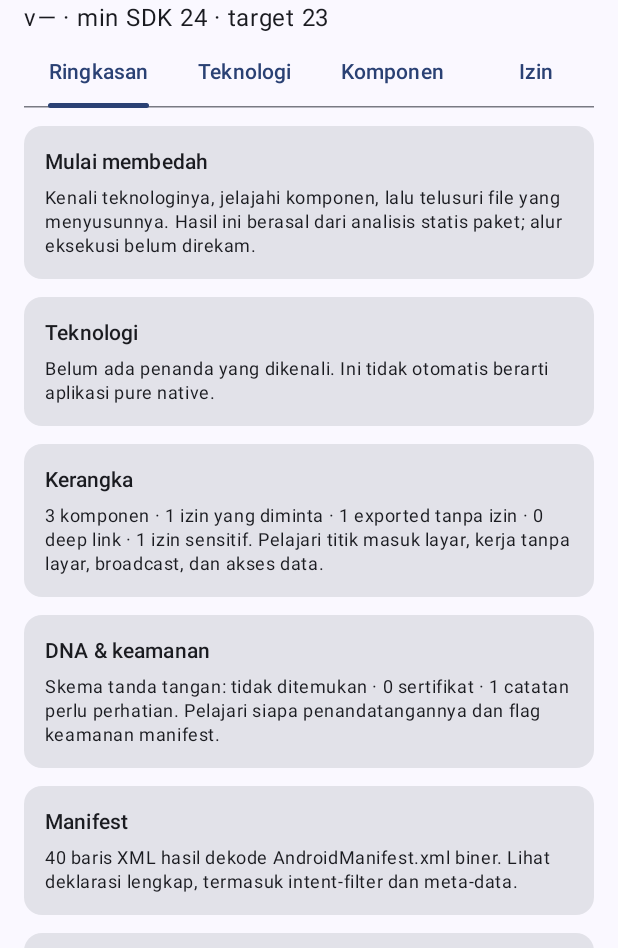
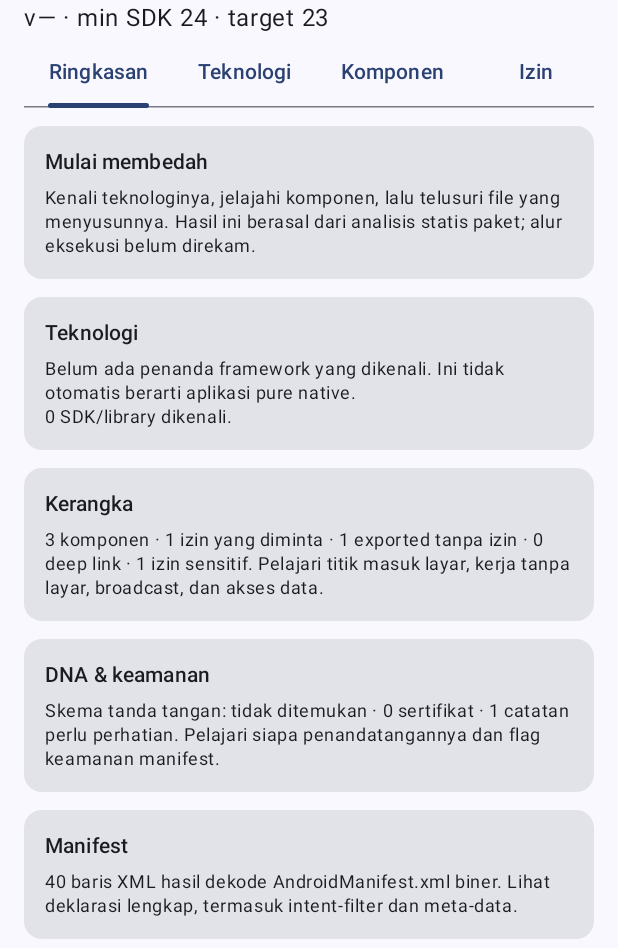
Before and after one commit to dromadi/APKAnatomy, an Android app built with Jetpack Compose: the screen it shows after launch (MainActivity), after a tap on "APKAnatomy", on a phone screen of 412 x 824 dp, the part 288-1236 px from its top. Run offline under Robolectric (Android 15) with nearby library versions, the phone set to English and light mode, and no system bars; our stand-ins replace AdMob, Firebase (no records; nobody signed in at launch, a user with empty details on screens opened directly), Picasso, Room's generated code, RxJava and 1 more; libraries missing offline, so code that uses them is left out: org.jf.dexlib2; pictures from the network do not load.

Commit message:
feat: detect third-party SDKs and library versions in alpha.7
- DexCodeScanner records the package of every class definition, also for
  DEX files read after the code index is full, plus counts for an
  obfuscation hint; index limits and warnings are unchanged.
- StructureScanner reads META-INF/<group>_<artifact>.version files with
  size caps for exact Google/AndroidX library versions.
- About 60 domain rules recognise networking, data, media, UI,
  architecture, Firebase, Google, analytics, ads, login, payment and
  integrity libraries by whole package segments, with evidence.
- Teknologi tab groups SDKs by category with versions and evidence, lists
  recorded library versions and shows the obfuscation hint.
- Verified on the F-Droid client (24,528 classes, 859 packages, ~1.9 s).

Co-Authored-By: Claude Opus 5.5 <noreply@anthropic.com>
Claude-Session: https://claude.ai/code/session_01HN7HstndojCRBKvk7MkLBj

```diff
--- a/app/build.gradle.kts
+++ b/app/build.gradle.kts
@@ -9,8 +9,8 @@ android {
         applicationId = "com.apkanatomy.app"
         minSdk = 26
         targetSdk = 35
-        versionCode = 6
-        versionName = "0.1.0-alpha.6"
+        versionCode = 7
+        versionName = "0.1.0-alpha.7"
     }
     buildFeatures { compose = true }
     compileOptions { sourceCompatibility = JavaVersion.VERSION_17; targetCompatibility = JavaVersion.VERSION_17 }
--- a/app/src/main/java/com/apkanatomy/app/AnatomyReportScreen.kt
+++ b/app/src/main/java/com/apkanatomy/app/AnatomyReportScreen.kt
@@ -37,7 +37,7 @@ internal fun AnatomyReportScreen(report: AnatomyReport) {
     key(report.packageName, report.source) {
         when (tab) {
             0 -> Overview(report) { tab = it }
-            1 -> TechnologyScreen(report.structure)
+            1 -> TechnologyScreen(report)
             2 -> ComponentsScreen(report)
             3 -> PermissionsScreen(report)
             4 -> ArchiveBrowser(report.structure)
@@ -53,7 +53,8 @@ private fun Overview(report: AnatomyReport, open: (Int) -> Unit) {
     val s = report.structure
     LazyColumn(verticalArrangement = Arrangement.spacedBy(12.dp), contentPadding = PaddingValues(vertical = 12.dp)) {
         item { LessonCard("Mulai membedah", "Kenali teknologinya, jelajahi komponen, lalu telusuri file yang menyusunnya. Hasil ini berasal dari analisis statis paket; alur eksekusi belum direkam.") }
-        item { LessonCard("Teknologi", s.technologies.joinToString { it.name }.ifEmpty { "Belum ada penanda yang dikenali. Ini tidak otomatis berarti aplikasi pure native." }, onClick = { open(1) }) }
+        item { LessonCard("Teknologi", s.technologies.joinToString { it.name }.ifEmpty { "Belum ada penanda framework yang dikenali. Ini tidak otomatis berarti aplikasi pure native." } +
+            "\n${report.sdks.size} SDK/library dikenali" + (report.sdks.takeIf { it.isNotEmpty() }?.joinToString(prefix = ": ") { it.name }?.take(160) ?: "."), onClick = { open(1) }) }
         item { LessonCard("Kerangka", "${report.components.size} komponen · ${report.permissions.size} izin yang diminta · ${report.components.openToAllApps().size} exported tanpa izin · ${report.components.sumOf { c -> c.intentFilters.count { it.isDeepLink } }} deep link · ${report.permissions.count { sensitivePermissionLesson(it.name) != null }} izin sensitif. Pelajari titik masuk layar, kerja tanpa layar, broadcast, dan akses data.", onClick = { open(2) }) }
         item {
             val attention = remember(report) { securityNotes(report.security, report.signing, System.currentTimeMillis()).count { it.level == NoteLevel.PERHATIAN } }
@@ -69,9 +70,27 @@ private fun Overview(report: AnatomyReport, open: (Int) -> Unit) {
 }
 
 @Composable
-private fun TechnologyScreen(s: PackageStructure) {
+private fun TechnologyScreen(report: AnatomyReport) {
+    val s = report.structure
     LazyColumn(verticalArrangement = Arrangement.spacedBy(10.dp), contentPadding = PaddingValues(vertical = 12.dp)) {
         item { LessonCard("Petunjuk teknologi", "Pencocokan memakai nama file dan lokasi di APK. Library dapat berasal dari satu modul atau pihak ketiga; bukti ini belum memetakan seluruh arsitektur aplikasi.") }
+        item { Text("SDK & library pihak ketiga", style = MaterialTheme.typography.titleMedium) }
+        item { Text("Dikenali dari nama package di DEX. Kecocokan berarti library ikut dibundel, belum tentu aktif dipakai. R8 dapat mengganti nama package, jadi library yang tidak muncul belum tentu tidak ada.", style = MaterialTheme.typography.bodySmall) }
+        obfuscationHint(report.code)?.let { hint -> item { LessonCard("Obfuskasi", hint) } }
+        if (report.sdks.isEmpty()) item { Text("Tidak ada SDK yang cocok dengan aturan saat ini.") }
+        report.sdks.groupBy { it.category }.forEach { (category, sdks) ->
+            item(key = "sdk-category:$category") { Text(category, style = MaterialTheme.typography.titleSmall) }
+            items(sdks, key = { "sdk:${it.name}" }) { sdk ->
+                LessonCard(sdk.name, sdk.explanation +
+                    (if (sdk.versions.isNotEmpty()) "\nVersi: ${sdk.versions.joinToString()}" else "") +
+                    "\nBukti: ${sdk.evidence.joinToString()}" + (if (sdk.packageCount > sdk.evidence.size) " (+${sdk.packageCount - sdk.evidence.size} package lain)" else ""))
+            }
+        }
+        if (s.libraryVersions.isNotEmpty()) item {
+            LessonCard("Library tercatat (${s.libraryVersions.size})", "Gradle menyertakan file META-INF/<group>_<artifact>.version untuk banyak library Google dan AndroidX. Daftar ini lebih pasti daripada pencocokan nama package.\n\n" +
+                s.libraryVersions.entries.take(200).joinToString("\n") { (artifact, version) -> "$artifact $version" } +
+                (if (s.libraryVersions.size > 200) "\n… dan ${s.libraryVersions.size - 200} lainnya" else ""))
+        }
         if (s.technologies.isEmpty()) item { Text("Tidak ada penanda teknologi yang dikenali oleh aturan saat ini.") }
         items(s.technologies, key = { it.name }) { technology ->
             LessonCard(technology.name, technology.explanation + "\n\nBukti:\n" + technology.evidence.joinToString("\n"))
--- a/data/src/main/java/com/apkanatomy/data/AnatomyRepository.kt
+++ b/data/src/main/java/com/apkanatomy/data/AnatomyRepository.kt
@@ -84,7 +84,7 @@ class AnatomyRepository(private val context: Context) {
                 } catch (_: PackageManager.NameNotFoundException) { "Tidak dikenal di perangkat ini" }
                 AppPermission(name, protection)
             }, structure, code, manifestXml = manifest.xml, manifestNote = manifest.note,
-            signing = signing, security = securityFlags(app, manifest))
+            signing = signing, security = securityFlags(app, manifest), sdks = detectSdks(code.packages, structure.libraryVersions))
     }
 
     private fun securityFlags(app: ApplicationInfo, manifest: DecodedManifest) = SecurityFlags(
--- a/data/src/main/java/com/apkanatomy/data/DexCodeScanner.kt
+++ b/data/src/main/java/com/apkanatomy/data/DexCodeScanner.kt
@@ -27,7 +27,13 @@ internal class DexCodeScanner(private val limits: CodeLimits = CodeLimits()) {
         var totalBytes = 0L
         var visited = 0
         var displayed = 0
-        fun result() = CodeIndex(classes, methods, calls, warnings.toList())
+        // Package names are gathered from every DEX that fits the byte budget, even after the
+        // class/method index is full, because SDK detection needs the whole namespace.
+        val packages = sortedSetOf<String>()
+        var definedClasses = 0
+        var shortNamed = 0
+        var indexFull = false
+        fun result() = CodeIndex(classes, methods, calls, warnings.toList(), packages.toList(), definedClasses, shortNamed)
         for ((index, file) in files.withIndex()) {
             val archive = if (index == 0) "base.apk" else file.name
             checkCancelled()
@@ -51,17 +57,24 @@ internal class DexCodeScanner(private val limits: CodeLimits = CodeLimits()) {
                             }
                             require(bytes.size.toLong() == entry.size) { "Ukuran DEX tidak cocok" }
                             val dex = DexBackedDexFile.fromInputStream(null, bytes.inputStream())
+                            for (cls in dex.classes) {
+                                val name = cls.type.removePrefix("L").removeSuffix(";")
+                                packages.add(name.substringBeforeLast('/', "").replace('/', '.'))
+                                definedClasses++
+                                if (name.substringAfterLast('/').substringBefore('$').length <= 2) shortNamed++
+                            }
+                            if (indexFull) continue
                             val prefix = preferredPackage?.takeIf { it.isNotBlank() }?.replace('.', '/')?.let { "L$it/" }
                             val ordered = if (prefix == null) dex.classes.asSequence() else
                                 dex.classes.asSequence().filter { it.type.startsWith(prefix) } +
                                     dex.classes.asSequence().filter { !it.type.startsWith(prefix) }
-                            for (cls in ordered) {
+                            classLoop@ for (cls in ordered) {
                                 checkCancelled()
-                                if (classes.size >= limits.classes) { warnings.add("Batas class tercapai; indeks hanya sebagian."); return result() }
+                                if (classes.size >= limits.classes) { warnings.add("Batas class tercapai; indeks hanya sebagian."); indexFull = true; break@classLoop }
                                 classes.add(CodeClass(cls.type, cls.superclass, cls.interfaces.toList(), archive, entry.name))
                                 for (method in cls.methods) {
                                     checkCancelled()
-                                    if (methods.size >= limits.methods) { warnings.add("Batas method tercapai; indeks hanya sebagian."); return result() }
+                                    if (methods.size >= limits.methods) { warnings.add("Batas method tercapai; indeks hanya sebagian."); indexFull = true; break@classLoop }
                                     val descriptor = ReferenceUtil.getMethodDescriptor(method)
                                     val id = "$archive:${entry.name}:$descriptor"
                                     val implementation = method.implementation
--- a/data/src/main/java/com/apkanatomy/data/StructureScanner.kt
+++ b/data/src/main/java/com/apkanatomy/data/StructureScanner.kt
@@ -13,6 +13,7 @@ internal class StructureScanner(private val entryLimit: Int = 50_000) {
         val dex = mutableListOf<DexMetrics>()
         val warnings = mutableListOf<String>()
         val archives = mutableListOf<String>()
+        val versions = sortedMapOf<String, String>()
         var visited = 0
         for ((index, file) in files.withIndex()) {
             if (visited >= entryLimit) { warnings.add("Batas $entryLimit entri tercapai; hasil struktur hanya sebagian."); break }
@@ -33,6 +34,7 @@ internal class StructureScanner(private val entryLimit: Int = 50_000) {
                         if (parts.size == 3 && parts[0] == "lib" && parts[2].endsWith(".so")) {
                             libraries.add(NativeLibrary(archive, entry.name, parts[1], entry.size))
                         }
+                        readLibraryVersion(zip, entry, versions)
                         if (Regex("classes([0-9]+)?\\.dex").matches(entry.name)) {
                             val metrics = try {
                                 zip.getInputStream(entry).use { input ->
@@ -56,8 +58,26 @@ internal class StructureScanner(private val entryLimit: Int = 50_000) {
         }
         return PackageStructure(archives, entries.sortedWith(compareBy({ it.archive }, { it.path })),
             libraries.sortedWith(compareBy({ it.abi }, { it.path })), dex,
-            detectTechnologies(entries), warnings.distinct())
+            detectTechnologies(entries), warnings.distinct(), versions)
     }
+
+    /** Reads META-INF/<group>_<artifact>.version (a few bytes holding a version string). */
+    private fun readLibraryVersion(zip: ZipFile, entry: java.util.zip.ZipEntry, into: MutableMap<String, String>) {
+        val name = entry.name
+        if (!name.startsWith("META-INF/") || !name.endsWith(".version") || name.count { it == '/' } != 1) return
+        if (entry.size !in 1..128 || into.size >= 2_000) return
+        val coordinate = name.removePrefix("META-INF/").removeSuffix(".version")
+        val group = coordinate.substringBefore('_', "")
+        val artifact = coordinate.substringAfter('_', "")
+        if (group.isEmpty() || artifact.isEmpty()) return
+        // The declared size can lie; copyBounded caps what is actually inflated.
+        val version = try {
+            java.io.ByteArrayOutputStream().also { out -> zip.getInputStream(entry).use { copyBounded(it, out, 128) } }.toString(Charsets.UTF_8.name()).trim()
+        } catch (_: Exception) { return }
+        if (VERSION.matches(version)) into["$group:$artifact"] = version
+    }
+
+    private companion object { val VERSION = Regex("[0-9A-Za-z.+_-]{1,40}") }
 }
 
 internal fun parseDexHeader(bytes: ByteArray, size: Long, archive: String, path: String): DexMetrics {
--- a/domain/src/main/kotlin/com/apkanatomy/domain/CodeIndex.kt
+++ b/domain/src/main/kotlin/com/apkanatomy/domain/CodeIndex.kt
@@ -12,7 +12,11 @@ data class CodeMethod(val descriptor: String, val owner: String, val name: Strin
 }
 data class MethodCall(val callerId: String, val target: String, val offset: Int)
 data class CodeIndex(val classes: List<CodeClass> = emptyList(), val methods: List<CodeMethod> = emptyList(),
-    val calls: List<MethodCall> = emptyList(), val warnings: List<String> = emptyList()) {
+    val calls: List<MethodCall> = emptyList(), val warnings: List<String> = emptyList(),
+    /** Dotted packages of every class definition in the DEX files read, beyond the indexing limits. */
+    val packages: List<String> = emptyList(),
+    /** Class definitions seen in those DEX files, and how many have a one- or two-letter simple name. */
+    val definedClasses: Int = 0, val shortNamedClasses: Int = 0) {
     fun callersOf(descriptor: String): List<MethodCall> = calls.filter { it.target == descriptor }
     fun callsFrom(methodId: String): List<MethodCall> = calls.filter { it.callerId == methodId }
 }
--- a/domain/src/main/kotlin/com/apkanatomy/domain/Models.kt
+++ b/domain/src/main/kotlin/com/apkanatomy/domain/Models.kt
@@ -36,6 +36,7 @@ data class AnatomyReport(
     val signing: SigningReport = SigningReport(),
     /** Null when the package manager did not expose application flags. */
     val security: SecurityFlags? = null,
+    val sdks: List<DetectedSdk> = emptyList(),
 )
 /**
  * Enabled exported components that any app can reach without holding a permission.
--- a/domain/src/main/kotlin/com/apkanatomy/domain/PackageStructure.kt
+++ b/domain/src/main/kotlin/com/apkanatomy/domain/PackageStructure.kt
@@ -11,6 +11,8 @@ data class PackageStructure(
     val archives: List<String> = emptyList(), val entries: List<ArchiveEntry> = emptyList(),
     val libraries: List<NativeLibrary> = emptyList(), val dex: List<DexMetrics> = emptyList(),
     val technologies: List<Technology> = emptyList(), val warnings: List<String> = emptyList(),
+    /** "group:artifact" to version, from META-INF/<group>_<artifact>.version files left by Gradle. */
+    val libraryVersions: Map<String, String> = emptyMap(),
 )
 fun explainEntry(path: String): String = when {
     path == "AndroidManifest.xml" -> "Deklarasi identitas, komponen, izin, dan konfigurasi aplikasi. File ini biasanya berformat XML biner."
--- /dev/null
+++ b/domain/src/main/kotlin/com/apkanatomy/domain/Sdk.kt
@@ -0,0 +1,108 @@
+package com.apkanatomy.domain
+
+data class DetectedSdk(
+    val name: String, val category: String, val explanation: String,
+    /** Matching packages (at most a few) found in the DEX files. */
+    val evidence: List<String>, val packageCount: Int,
+    /** From a META-INF version file when the library ships one, e.g. "firebase-messaging 24.1.0". */
+    val versions: List<String> = emptyList(),
+)
+
+private class SdkRule(val name: String, val category: String, val explanation: String,
+    val packages: List<String>, val artifacts: List<String> = emptyList())
+
+private const val NET = "Jaringan"; private const val DATA = "Data & serialisasi"; private const val IMG = "Gambar & media"
+private const val DI = "Arsitektur"; private const val FIREBASE = "Firebase"; private const val GOOGLE = "Layanan Google"
+private const val ANALYTICS = "Analitik & pemantauan"; private const val ADS = "Iklan"; private const val SOCIAL = "Login & sosial"
+private const val PAY = "Pembayaran"; private const val INTEGRITY = "Integritas perangkat"; private const val UI = "Antarmuka"
+
+private val rules = listOf(
+    SdkRule("OkHttp", NET, "Klien HTTP yang menangani koneksi, cache, dan TLS.", listOf("okhttp3", "com.squareup.okhttp")),
+    SdkRule("Retrofit", NET, "Membuat klien REST API dari interface Kotlin/Java; biasanya di atas OkHttp.", listOf("retrofit2")),
+    SdkRule("Ktor Client", NET, "Klien HTTP berbasis coroutine dari JetBrains.", listOf("io.ktor.client")),
+    SdkRule("Volley", NET, "Pustaka jaringan lama dari Google.", listOf("com.android.volley")),
+    SdkRule("gRPC", NET, "Panggilan RPC biner melalui HTTP/2.", listOf("io.grpc")),
+    SdkRule("Gson", DATA, "Mengubah JSON menjadi objek dan sebaliknya.", listOf("com.google.gson")),
+    SdkRule("Moshi", DATA, "Parser JSON modern dari Square.", listOf("com.squareup.moshi")),
+    SdkRule("kotlinx.serialization", DATA, "Serialisasi berbasis plugin compiler Kotlin.", listOf("kotlinx.serialization")),
+    SdkRule("Jackson", DATA, "Pustaka JSON dari ekosistem Java.", listOf("com.fasterxml.jackson")),
+    SdkRule("Room", DATA, "Lapisan SQLite dari Jetpack dengan query yang diperiksa saat kompilasi.", listOf("androidx.room"), listOf("androidx.room:room-runtime")),
+    SdkRule("Realm", DATA, "Database objek lokal.", listOf("io.realm")),
+    SdkRule("SQLCipher", DATA, "SQLite dengan enkripsi file database.", listOf("net.sqlcipher", "net.zetetic")),
+    SdkRule("ObjectBox", DATA, "Database objek berkinerja tinggi.", listOf("io.objectbox")),
+    SdkRule("SQLDelight", DATA, "Menghasilkan API Kotlin dari query SQL.", listOf("app.cash.sqldelight", "com.squareup.sqldelight")),
+    SdkRule("Glide", IMG, "Memuat dan menyimpan cache gambar.", listOf("com.bumptech.glide")),
+    SdkRule("Picasso", IMG, "Pemuat gambar dari Square.", listOf("com.squareup.picasso")),
+    SdkRule("Coil", IMG, "Pemuat gambar berbasis coroutine.", listOf("coil", "coil3")),
+    SdkRule("Fresco", IMG, "Pemuat gambar dari Meta dengan manajemen memori sendiri.", listOf("com.facebook.fresco", "com.facebook.drawee")),
+    SdkRule("ExoPlayer / Media3", IMG, "Pemutar audio/video, termasuk streaming.", listOf("com.google.android.exoplayer2", "androidx.media3"), listOf("androidx.media3:media3-exoplayer")),
+    SdkRule("Lottie", UI, "Memutar animasi vektor dari After Effects.", listOf("com.airbnb.lottie")),
+    SdkRule("Jetpack Compose", UI, "Toolkit UI deklaratif Android.", listOf("androidx.compose.runtime"), listOf("androidx.compose.runtime:runtime")),
+    SdkRule("Dagger", DI, "Dependency injection yang dibuat saat kompilasi.", listOf("dagger")),
+    SdkRule("Hilt", DI, "Dependency injection Jetpack di atas Dagger.", listOf("dagger.hilt")),
+    SdkRule("Koin", DI, "Dependency injection ringan untuk Kotlin.", listOf("org.koin")),
+    SdkRule("RxJava", DI, "Pemrograman reaktif dengan aliran data (Observable).", listOf("io.reactivex", "io.reactivex.rxjava3")),
+    SdkRule("Kotlin Coroutines", DI, "Pekerjaan asinkron terstruktur di Kotlin.", listOf("kotlinx.coroutines")),
+    SdkRule("Firebase Cloud Messaging", FIREBASE, "Menerima notifikasi push.", listOf("com.google.firebase.messaging"), listOf("com.google.firebase:firebase-messaging")),
+    SdkRule("Firebase Crashlytics", FIREBASE, "Melaporkan crash ke developer.", listOf("com.google.firebase.crashlytics"), listOf("com.google.firebase:firebase-crashlytics")),
+    SdkRule("Firebase Analytics", FIREBASE, "Mencatat peristiwa penggunaan aplikasi.", listOf("com.google.firebase.analytics"), listOf("com.google.firebase:firebase-analytics")),
+    SdkRule("Firebase Auth", FIREBASE, "Login pengguna lewat Firebase.", listOf("com.google.firebase.auth"), listOf("com.google.firebase:firebase-auth")),
+    SdkRule("Cloud Firestore", FIREBASE, "Database dokumen di cloud.", listOf("com.google.firebase.firestore"), listOf("com.google.firebase:firebase-firestore")),
+    SdkRule("Firebase Realtime Database", FIREBASE, "Database JSON yang tersinkron real-time.", listOf("com.google.firebase.database"), listOf("com.google.firebase:firebase-database")),
+    SdkRule("Firebase Remote Config", FIREBASE, "Mengubah konfigurasi aplikasi dari server.", listOf("com.google.firebase.remoteconfig"), listOf("com.google.firebase:firebase-config")),
+    SdkRule("Google Maps", GOOGLE, "Menampilkan peta.", listOf("com.google.android.gms.maps"), listOf("com.google.android.gms:play-services-maps")),
+    SdkRule("Google Location", GOOGLE, "Lokasi dari Fused Location Provider.", listOf("com.google.android.gms.location"), listOf("com.google.android.gms:play-services-location")),
+    SdkRule("Google Sign-In / Credential Manager", GOOGLE, "Login dengan akun Google.", listOf("com.google.android.gms.auth.api.signin", "com.google.android.libraries.identity.googleid", "androidx.credentials"), listOf("com.google.android.gms:play-services-auth")),
+    SdkRule("ML Kit", GOOGLE, "Model ML di perangkat (teks, barcode, wajah).", listOf("com.google.mlkit")),
+    SdkRule("Play Billing", PAY, "Pembelian dalam aplikasi lewat Google Play.", listOf("com.android.billingclient")),
+    SdkRule("Play Core / In-app update", GOOGLE, "Pembaruan dalam aplikasi, review, dan modul dinamis.", listOf("com.google.android.play.core")),
+    SdkRule("Play Integrity", INTEGRITY, "Meminta penilaian Google Play tentang keaslian aplikasi dan perangkat.", listOf("com.google.android.play.core.integrity", "com.google.android.play.integrity")),
+    SdkRule("SafetyNet", INTEGRITY, "Pemeriksaan integritas perangkat versi lama (digantikan Play Integrity).", listOf("com.google.android.gms.safetynet")),
+    SdkRule("RootBeer", INTEGRITY, "Mendeteksi perangkat yang di-root.", listOf("com.scottyab.rootbeer")),
+    SdkRule("Sentry", ANALYTICS, "Pemantauan error dan performa.", listOf("io.sentry")),
+    SdkRule("Bugsnag", ANALYTICS, "Pelaporan crash.", listOf("com.bugsnag")),
+    SdkRule("Amplitude", ANALYTICS, "Analitik produk.", listOf("com.amplitude")),
+    SdkRule("Mixpanel", ANALYTICS, "Analitik produk.", listOf("com.mixpanel")),
+    SdkRule("AppsFlyer", ANALYTICS, "Atribusi instalasi dan kampanye pemasaran.", listOf("com.appsflyer")),
+    SdkRule("Adjust", ANALYTICS, "Atribusi instalasi dan kampanye pemasaran.", listOf("com.adjust.sdk")),
+    SdkRule("OneSignal", ANALYTICS, "Layanan notifikasi push dan pesan.", listOf("com.onesignal")),
+    SdkRule("Google AdMob", ADS, "Menampilkan iklan Google.", listOf("com.google.android.gms.ads"), listOf("com.google.android.gms:play-services-ads")),
+    SdkRule("Meta Audience Network", ADS, "Menampilkan iklan dari jaringan Meta.", listOf("com.facebook.ads")),
+    SdkRule("AppLovin", ADS, "Jaringan iklan dan mediasi.", listOf("com.applovin")),
+    SdkRule("Unity Ads", ADS, "Iklan dalam game dari Unity.", listOf("com.unity3d.ads", "com.unity3d.services")),
+    SdkRule("ironSource", ADS, "Jaringan iklan dan mediasi.", listOf("com.ironsource")),
+    SdkRule("Pangle", ADS, "Jaringan iklan dari ByteDance.", listOf("com.bytedance.sdk.openadsdk")),
+    SdkRule("Mintegral", ADS, "Jaringan iklan.", listOf("com.mbridge")),
+    SdkRule("Vungle / Liftoff", ADS, "Iklan video.", listOf("com.vungle")),
+    SdkRule("Facebook SDK", SOCIAL, "Login, berbagi, dan event aplikasi dari Meta.", listOf("com.facebook.login", "com.facebook.share", "com.facebook.appevents")),
+    SdkRule("Stripe", PAY, "Pembayaran kartu dan dompet digital.", listOf("com.stripe.android")),
+    SdkRule("Midtrans", PAY, "Gerbang pembayaran Indonesia.", listOf("com.midtrans")),
+    SdkRule("Xendit", PAY, "Gerbang pembayaran Asia Tenggara.", listOf("com.xendit")),
+)
+
+private fun matches(pkg: String, prefix: String) = pkg == prefix || pkg.startsWith("$prefix.")
+
+/**
+ * Recognises well-known libraries from DEX package names. R8 can rename library packages, so
+ * a missing library is not proof of absence, and a match shows inclusion, not active use.
+ */
+fun detectSdks(packages: Collection<String>, versions: Map<String, String>): List<DetectedSdk> = rules.mapNotNull { rule ->
+    // Hilt lives under dagger.hilt; don't let it also count as plain Dagger evidence.
+    val found = packages.filter { pkg -> rule.packages.any { matches(pkg, it) } &&
+        !(rule.name == "Dagger" && matches(pkg, "dagger.hilt")) &&
+        !(rule.name == "Play Core / In-app update" && matches(pkg, "com.google.android.play.core.integrity")) }
+    if (found.isEmpty()) return@mapNotNull null
+    DetectedSdk(rule.name, rule.category, rule.explanation, found.sorted().take(3), found.size,
+        rule.artifacts.mapNotNull { a -> versions[a]?.let { "${a.substringAfter(':')} $it" } })
+}
+
+/** A hint (not proof) that R8/ProGuard renamed most classes, e.g. to a.b.c. */
+fun obfuscationHint(code: CodeIndex): String? {
+    if (code.definedClasses < 50) return null
+    val share = code.shortNamedClasses * 100 / code.definedClasses
+    return when {
+        share >= 40 -> "$share% class bernama satu-dua huruf: kode kemungkinan besar diobfuskasi (R8/ProGuard). Nama yang terbaca sering hanya milik library yang dikecualikan."
+        share >= 10 -> "$share% class bernama satu-dua huruf: sebagian kode tampak diobfuskasi."
+        else -> null
+    }
+}
```
Also changed, not shown: 5 other files.
